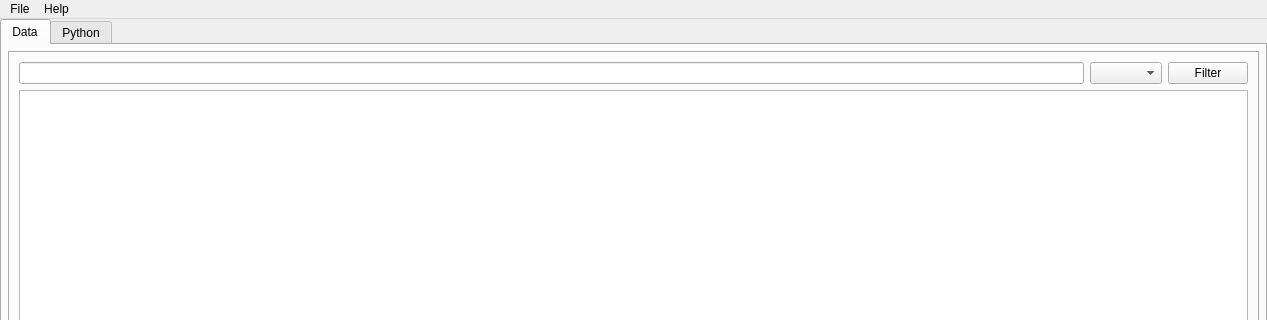
JordiBejarUPC/veragrid-hvdc-bipolar-pfc, file src/VeraGrid/Gui/RosetaExplorer/roseta_explorer.ui: the form before one commit; both pictures show x 0 to 1267 and y 0 to 320 of the 1267 by 789 pixel window.
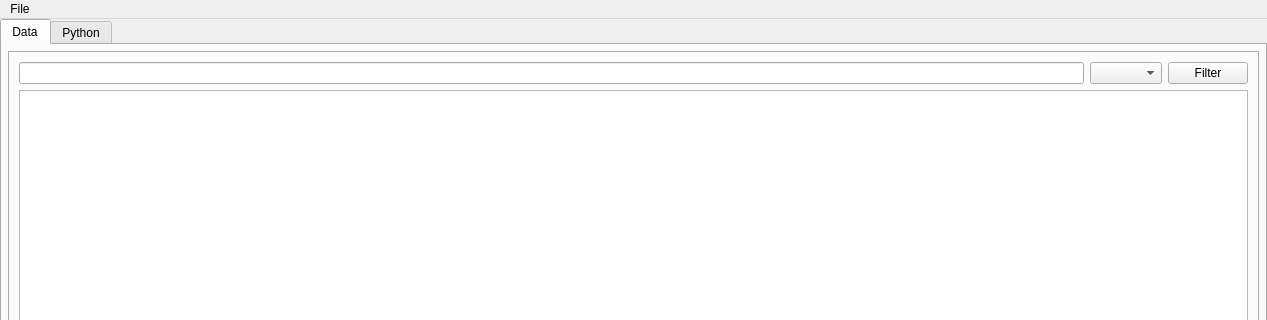
The form after the commit. Icons and pictures are not drawn.

Commit message: more simplification of roseta

```diff
--- a/src/VeraGrid/Gui/RosetaExplorer/roseta_explorer.ui
+++ b/src/VeraGrid/Gui/RosetaExplorer/roseta_explorer.ui
@@ -522,15 +522,7 @@
     </property>
     <addaction name="actionSave_logs"/>
    </widget>
-   <widget class="QMenu" name="menuHelp">
-    <property name="title">
-     <string>Help</string>
-    </property>
-    <addaction name="actionDocumentation"/>
-    <addaction name="actionAbout"/>
-   </widget>
    <addaction name="menuFile"/>
-   <addaction name="menuHelp"/>
   </widget>
   <action name="actionOpen">
    <property name="icon">
```
Left out of the diff: 129 changed lines with no effect on the pictures. The commit also changes 2 other files.
